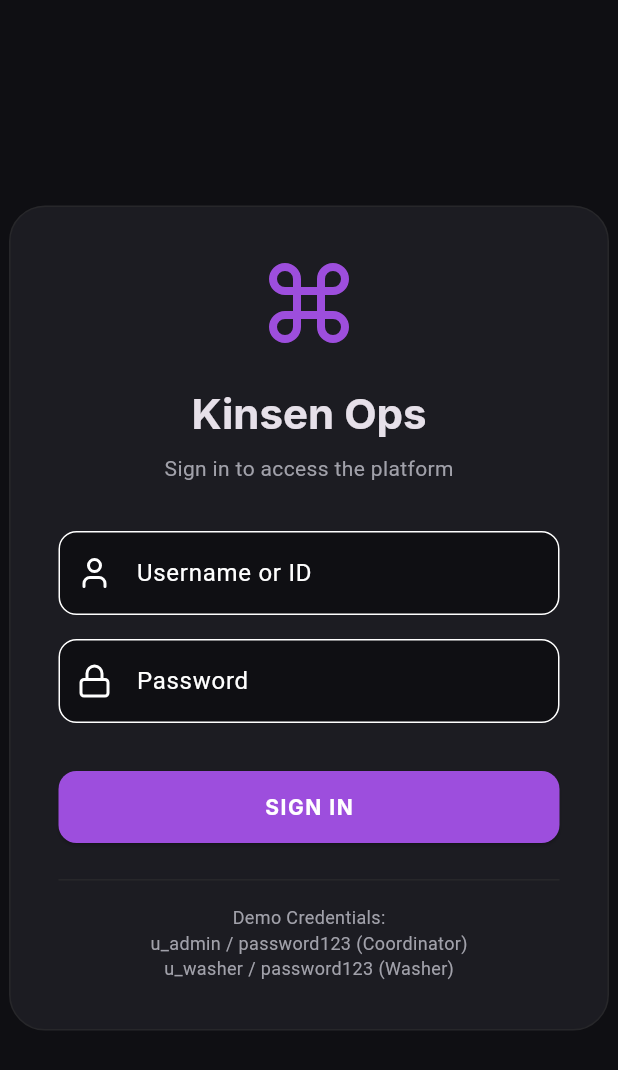
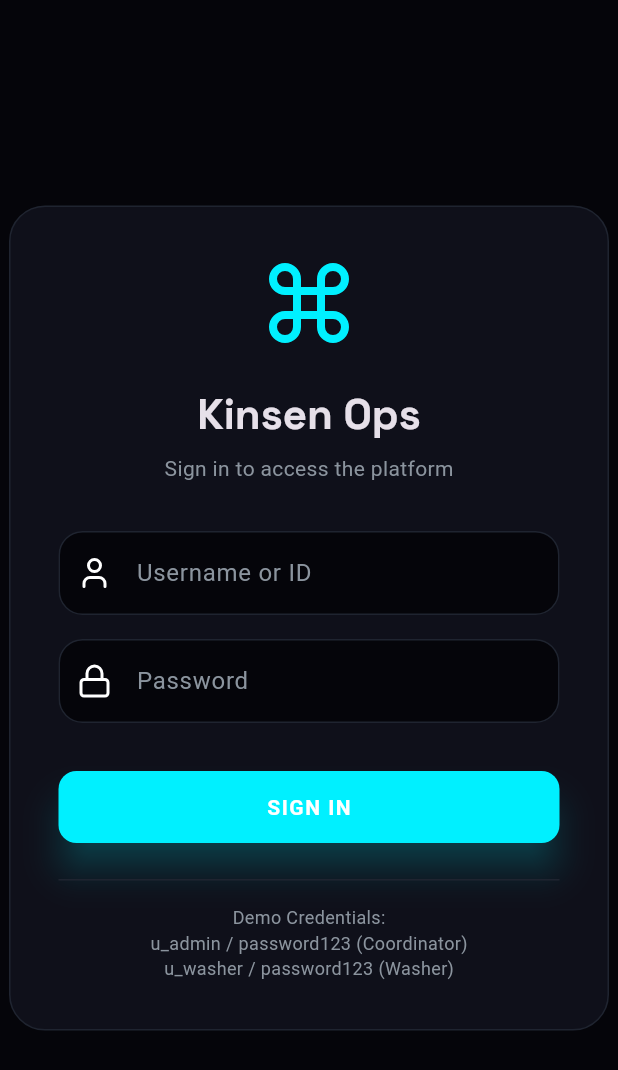
Before and after one commit to kostasuser01gr/KinsenOpsV, a Flutter app: the screen it shows after launch, on a phone screen of 412 x 824 dp. Shown: the top 1070 px of the screen. Run offline on Flutter 3.47's test engine with Material 3 defaults, Android fonts, the phone set to English and light mode, and no system bars; our stand-ins replace csv, file_picker, flutter_riverpod, freezed_annotation, go_router, google_fonts and 2 more.

Commit message:
style: upgrade to Ultra Premium Quantum Theme

```diff
--- a/lib/core/theme/app_theme.dart
+++ b/lib/core/theme/app_theme.dart
@@ -2,16 +2,26 @@ import 'package:flutter/material.dart';
 import 'package:google_fonts/google_fonts.dart';
 
 class AppTheme {
-  // Quantum/Dark Glass Theme with purple accent
-  static const Color background = Color(0xFF0F0F13); // Deep quantum black/dark gray
-  static const Color surface = Color(0xFF1C1C22); // Slightly lighter for cards/surfaces
-  static const Color surfaceGlass = Color(0x801C1C22); // Translucent surface
-  static const Color primary = Color(0xFF9D4EDD); // Purple accent (active states)
-  static const Color primaryLight = Color(0xFFC77DFF);
-  static const Color textPrimary = Color(0xFFF8F9FA);
-  static const Color textSecondary = Color(0xFFA1A1AA);
-  static const Color divider = Color(0xFF27272A);
-  static const Color error = Color(0xFFFF5252);
+  // Ultra Premium "Quantum" Theme
+  static const Color background = Color(0xFF05050A); // Deep void black
+  static const Color surface = Color(0xFF0F101A); // Starlight surface
+  static const Color surfaceGlass = Color(0x990F101A); // Translucent surface for glassmorphism
+
+  // Neon Cyber Accents
+  static const Color primary = Color(0xFF00F0FF); // Cyber Cyan (Primary action)
+  static const Color primaryLight = Color(0xFF70FFFF);
+  static const Color secondary = Color(0xFFFF007F); // Neon Magenta (Alerts/Secondary)
+  static const Color tertiary = Color(0xFF7000FF); // Deep Purple (AI/Intelligence)
+
+  // Text & States
+  static const Color textPrimary = Color(0xFFFFFFFF);
+  static const Color textSecondary = Color(0xFF8B949E);
+  static const Color divider = Color(0xFF1F2430);
+
+  // Status Colors (Neon variants)
+  static const Color success = Color(0xFF39FF14); // Neon Green
+  static const Color warning = Color(0xFFFFEA00); // Neon Yellow/Orange
+  static const Color error = Color(0xFFFF003C); // Crimson Red
 
   static ThemeData get darkTheme {
     return ThemeData(
@@ -20,11 +30,14 @@ class AppTheme {
       primaryColor: primary,
       colorScheme: const ColorScheme.dark(
         primary: primary,
-        secondary: primaryLight,
+        secondary: secondary,
+        tertiary: tertiary,
         surface: surface,
         error: error,
       ),
-      textTheme: GoogleFonts.interTextTheme(ThemeData.dark().textTheme).copyWith(
+      textTheme: GoogleFonts.spaceGroteskTextTheme(ThemeData.dark().textTheme).copyWith(
+        displayLarge: const TextStyle(color: textPrimary, letterSpacing: -1),
+        displayMedium: const TextStyle(color: textPrimary, letterSpacing: -0.5),
         bodyLarge: const TextStyle(color: textPrimary),
         bodyMedium: const TextStyle(color: textSecondary),
       ),
@@ -32,26 +45,63 @@ class AppTheme {
         backgroundColor: surfaceGlass,
         elevation: 0,
         centerTitle: false,
-        iconTheme: IconThemeData(color: textPrimary),
+        iconTheme: IconThemeData(color: primary),
+      ),
+      cardTheme: CardTheme(
+        color: surface,
+        elevation: 0,
+        shape: RoundedRectangleBorder(
+          borderRadius: BorderRadius.circular(20),
+          side: const BorderSide(color: divider, width: 1),
+        ),
       ),
       dividerTheme: const DividerThemeData(
         color: divider,
         thickness: 1,
         space: 1,
       ),
-      bottomNavigationBarTheme: const BottomNavigationBarThemeData(
-        backgroundColor: surface,
+      elevatedButtonTheme: ElevatedButtonThemeData(
+        style: ElevatedButton.styleFrom(
+          backgroundColor: primary,
+          foregroundColor: background, // Black text on neon background
+          elevation: 10,
+          shadowColor: primary.withOpacity(0.5),
+          padding: const EdgeInsets.symmetric(horizontal: 24, vertical: 16),
+          shape: RoundedRectangleBorder(borderRadius: BorderRadius.circular(16)),
+          textStyle: const TextStyle(fontWeight: FontWeight.bold, letterSpacing: 1),
+        ),
+      ),
+      bottomNavigationBarTheme: BottomNavigationBarThemeData(
+        backgroundColor: background,
         selectedItemColor: primary,
         unselectedItemColor: textSecondary,
-        elevation: 8,
+        elevation: 20,
         type: BottomNavigationBarType.fixed,
       ),
       navigationRailTheme: const NavigationRailThemeData(
-        backgroundColor: surface,
+        backgroundColor: background,
         selectedIconTheme: IconThemeData(color: primary),
         unselectedIconTheme: IconThemeData(color: textSecondary),
-        selectedLabelTextStyle: TextStyle(color: primary),
+        selectedLabelTextStyle: TextStyle(color: primary, fontWeight: FontWeight.bold),
         unselectedLabelTextStyle: TextStyle(color: textSecondary),
+      ),
+      inputDecorationTheme: InputDecorationTheme(
+        filled: true,
+        fillColor: surface,
+        border: OutlineInputBorder(
+          borderRadius: BorderRadius.circular(16),
+          borderSide: const BorderSide(color: divider),
+        ),
+        enabledBorder: OutlineInputBorder(
+          borderRadius: BorderRadius.circular(16),
+          borderSide: const BorderSide(color: divider),
+        ),
+        focusedBorder: OutlineInputBorder(
+          borderRadius: BorderRadius.circular(16),
+          borderSide: const BorderSide(color: primary, width: 2),
+        ),
+        labelStyle: const TextStyle(color: textSecondary),
+        hintStyle: const TextStyle(color: textSecondary),
       ),
     );
   }
```
